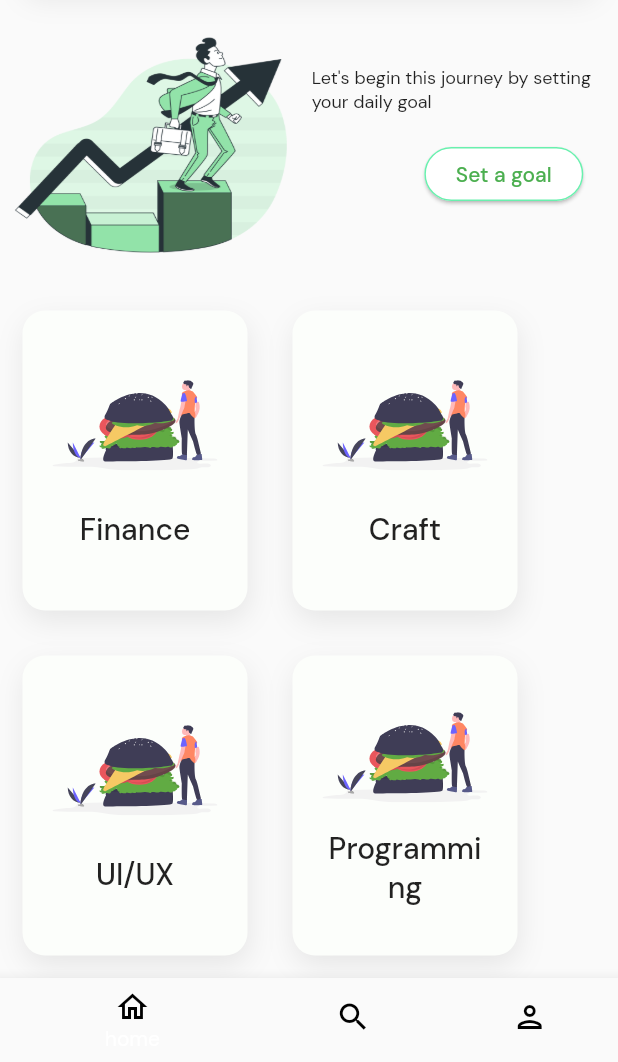
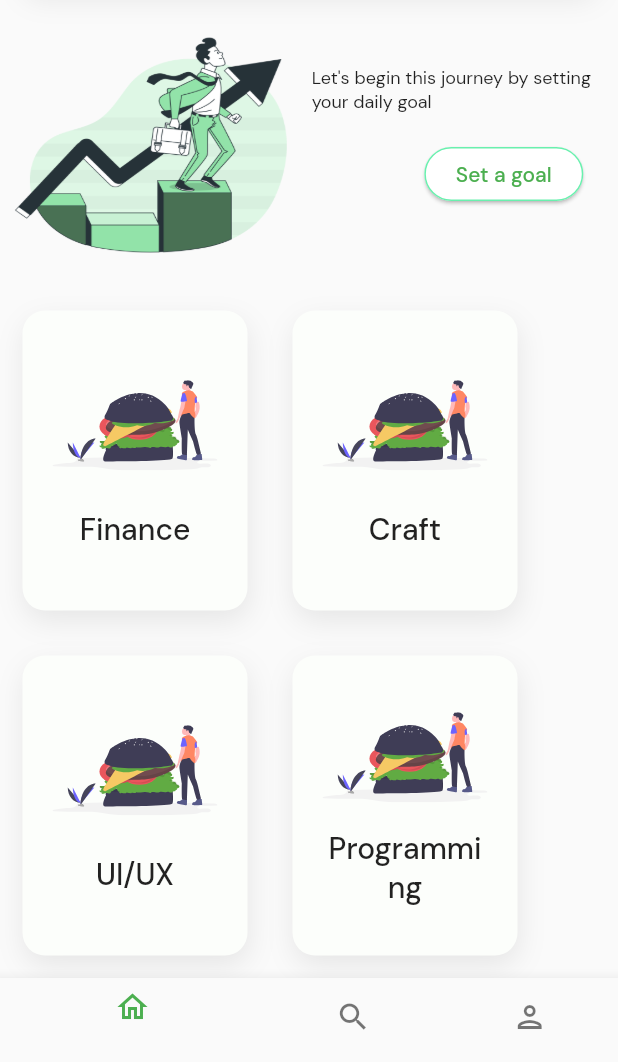
Before and after one commit to cyberianzed/skillversity, a Flutter app: the screen it shows after launch, scrolled down 346 dp, on a phone screen of 412 x 824 dp, the part 174-1236 px from its top. Run offline on Flutter 3.47's test engine with Material 2 defaults, Android fonts, the phone set to English and light mode, and no system bars; drawn by our look-alikes of percent_indicator; our stand-ins replace flutter_svg, google_fonts.

Commit message:
mnor changes

```diff
--- a/lib/root_page.dart
+++ b/lib/root_page.dart
@@ -28,24 +28,24 @@ class _RootAppState extends State<RootApp> {
           BottomNavigationBarItem(
             icon: Icon(
               Icons.home_outlined,
-              color: Colors.black,
+              color: Colors.green,
             ),
-            label: "home",
+            label: "",
             //backgroundColor: Colors.transparent,
           ),
           BottomNavigationBarItem(
             icon: Icon(
               Icons.search,
-              color: Colors.black,
+              color: Colors.black54,
             ),
-            label: "search",
+            label: "",
           ),
           BottomNavigationBarItem(
             icon: Icon(
               Icons.person_outlined,
-              color: Colors.black,
+              color: Colors.black54,
             ),
-            label: "Your Library",
+            label: "",
           ),
         ],
         onTap: (index) {
```
